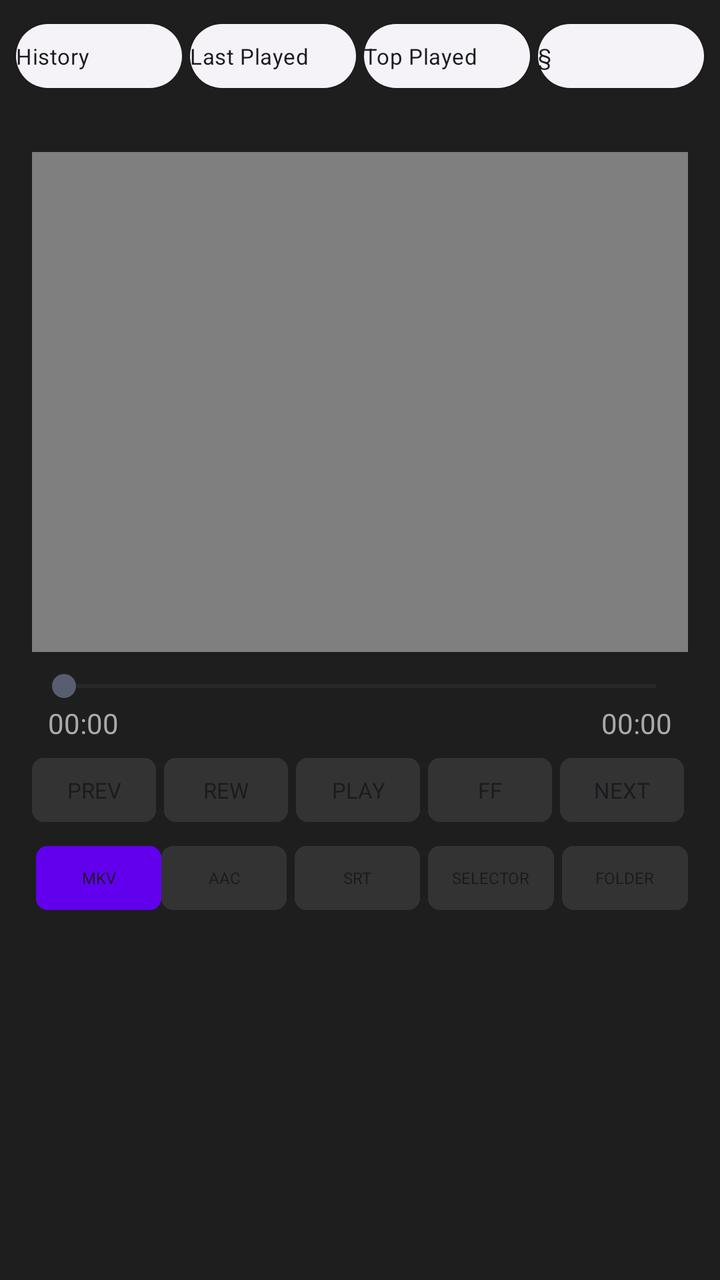
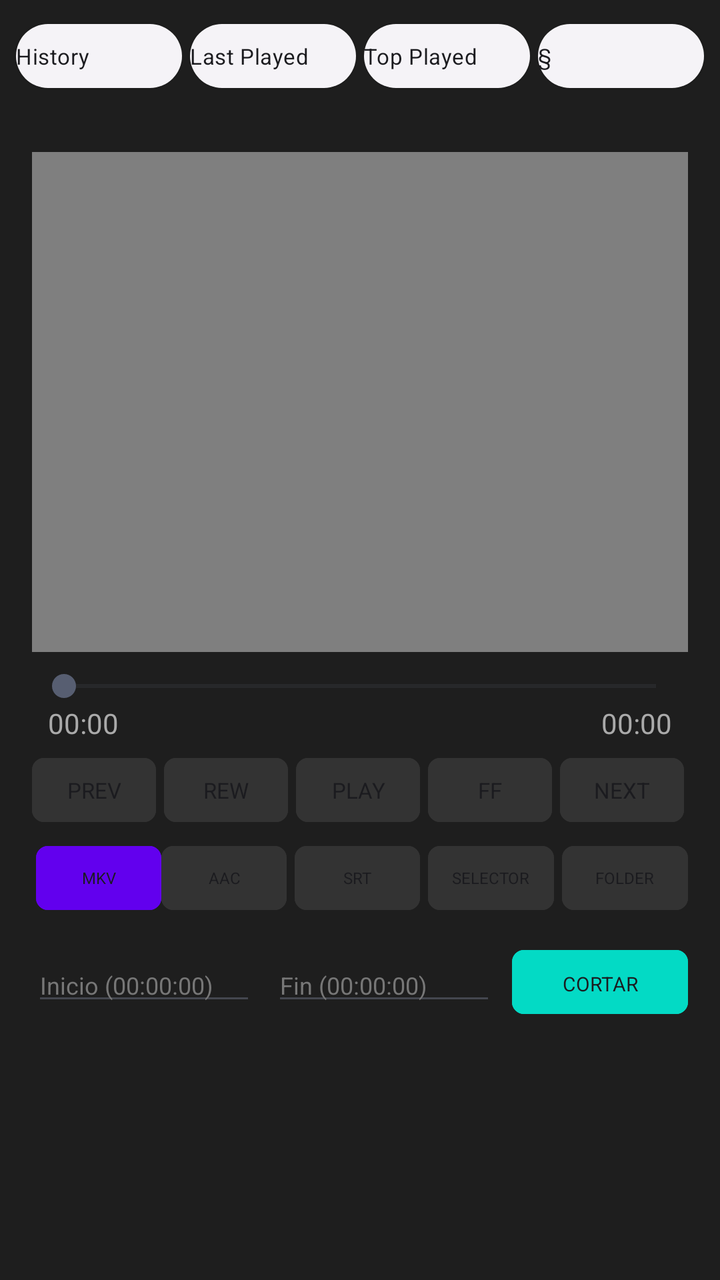

The first picture is an Android layout as it rendered before a commit; the second is the same layout after the commit. The layout source and the unified diff follow.
<!-- AndroidManifest.xml: application theme Theme.RetroMusic.MD3 -->
<!-- res/layout/home_content.xml -->
<?xml version="1.0" encoding="utf-8"?>
<LinearLayout xmlns:android="http://schemas.android.com/apk/res/android"
    android:layout_width="match_parent"
    android:layout_height="match_parent"
    android:orientation="vertical"
    android:background="#1E1E1E"
    android:focusable="true"
    android:focusableInTouchMode="true">

    <include
        android:id="@+id/abs_playlists"
        layout="@layout/abs_playlists" />

    <LinearLayout
        android:layout_width="match_parent"
        android:layout_height="wrap_content"
        android:orientation="vertical"
        android:padding="16dp">

        <FrameLayout
            android:id="@+id/videoContainer"
            android:layout_width="match_parent"
            android:layout_height="250dp"
            android:background="#000000">

            <VideoView
                android:id="@+id/videoPlayer"
                android:layout_width="match_parent"
                android:layout_height="match_parent"
                android:layout_gravity="center" />

            <TextView
                android:id="@+id/tvSubtitleOverlay"
                android:layout_width="match_parent"
                android:layout_height="wrap_content"
                android:layout_gravity="bottom|center_horizontal"
                android:gravity="center"
                android:padding="16dp"
                android:textColor="#FFFFFF"
                android:textSize="18sp" />
        </FrameLayout>

        <SeekBar
            android:id="@+id/videoSeekBar"
            android:layout_width="match_parent"
            android:layout_height="wrap_content"
            android:layout_marginTop="8dp" />

        <LinearLayout
            android:layout_width="match_parent"
            android:layout_height="wrap_content"
            android:orientation="horizontal"
            android:paddingHorizontal="8dp">
            <TextView android:id="@+id/tvCurrentTime" android:layout_width="wrap_content" android:layout_height="wrap_content" android:text="00:00" android:textColor="#AAAAAA" />
            <Space android:layout_width="0dp" android:layout_height="wrap_content" android:layout_weight="1" />
            <TextView android:id="@+id/tvTotalTime" android:layout_width="wrap_content" android:layout_height="wrap_content" android:text="00:00" android:textColor="#AAAAAA" />
        </LinearLayout>

       <LinearLayout
    android:layout_width="match_parent"
    android:layout_height="wrap_content"
    android:orientation="horizontal"
    android:weightSum="5"
    android:layout_marginTop="4dp"> <Button android:id="@+id/btnPrevVideo" android:layout_width="0dp" android:layout_height="40dp" android:layout_weight="1" android:layout_marginEnd="2dp" android:backgroundTint="#333333" android:text="PREV" android:textSize="11sp" android:padding="0dp" />
    <Button android:id="@+id/btnRewindTime" android:layout_width="0dp" android:layout_height="40dp" android:layout_weight="1" android:layout_marginHorizontal="2dp" android:backgroundTint="#333333" android:text="REW" android:textSize="11sp" android:padding="0dp" />
    <Button android:id="@+id/btnPlayPause" android:layout_width="0dp" android:layout_height="40dp" android:layout_weight="1" android:layout_marginHorizontal="2dp" android:backgroundTint="#333333" android:text="PLAY" android:textSize="11sp" android:padding="0dp" />
    <Button android:id="@+id/btnForwardTime" android:layout_width="0dp" android:layout_height="40dp" android:layout_weight="1" android:layout_marginHorizontal="2dp" android:backgroundTint="#333333" android:text="FF" android:textSize="11sp" android:padding="0dp" />
    <Button android:id="@+id/btnNextVideo" android:layout_width="0dp" android:layout_height="40dp" android:layout_weight="1" android:layout_marginHorizontal="2dp" android:backgroundTint="#333333" android:text="NEXT" android:textSize="11sp" android:padding="0dp" />
</LinearLayout>

<LinearLayout
    android:layout_width="match_parent"
    android:layout_height="wrap_content"
    android:orientation="horizontal"
    android:weightSum="5"
    android:layout_marginTop="4dp"> <Button android:id="@+id/btnMixVideo" android:layout_width="0dp" android:layout_height="40dp" android:layout_weight="1" android:layout_marginStart="2dp" android:backgroundTint="#6200EE" android:text="MKV" android:textSize="8sp" android:padding="0dp" />
    <Button android:id="@+id/btnFullscreen" android:layout_width="0dp" android:layout_height="40dp" android:layout_weight="1" android:layout_marginEnd="2dp" android:backgroundTint="#333333" android:text="AAC" android:textSize="8sp" android:padding="0dp" />
    <Button android:id="@+id/btnLoadSubtitles" android:layout_width="0dp" android:layout_height="40dp" android:layout_weight="1" android:layout_marginHorizontal="2dp" android:backgroundTint="#333333" android:text="SRT" android:textSize="8sp" android:padding="0dp" />
    <Button android:id="@+id/btnOpenFile" android:layout_width="0dp" android:layout_height="40dp" android:layout_weight="1" android:layout_marginHorizontal="2dp" android:backgroundTint="#333333" android:text="SELECTOR" android:textSize="8sp" android:padding="0dp" />
    <Button android:id="@+id/btnChooseFolder" android:layout_width="0dp" android:layout_height="40dp" android:layout_weight="1" android:layout_marginStart="2dp" android:backgroundTint="#333333" android:text="FOLDER" android:textSize="8sp" android:padding="0dp" />
</LinearLayout>


        <androidx.recyclerview.widget.RecyclerView
            android:id="@+id/rvDownloads"
            android:layout_width="match_parent"
            android:layout_height="wrap_content"
            android:layout_marginTop="16dp"
            android:paddingBottom="20dp"
            android:scrollbars="vertical" />
            
    </LinearLayout>
</LinearLayout>
<!-- res/layout/abs_playlists.xml (included above) -->
<?xml version="1.0" encoding="utf-8"?>
<androidx.constraintlayout.widget.ConstraintLayout xmlns:android="http://schemas.android.com/apk/res/android"
    xmlns:app="http://schemas.android.com/apk/res-auto"
    android:layout_width="match_parent"
    android:layout_height="wrap_content"
    android:paddingBottom="12dp">

    <com.google.android.material.button.MaterialButton
        android:id="@+id/history"
        style="@style/HomeActionButton"
        android:layout_width="0dp"
        android:layout_height="40dp"
        android:layout_marginStart="8dp"
        android:layout_marginTop="8dp"
        android:layout_marginEnd="4dp"
        android:text="History"
        android:textSize="11sp"
        android:padding="0dp"
        app:iconPadding="0dp"
        app:layout_constraintEnd_toStartOf="@+id/lastAdded"
        app:layout_constraintHorizontal_weight="1"
        app:layout_constraintStart_toStartOf="parent"
        app:layout_constraintTop_toTopOf="parent" />

    <com.google.android.material.button.MaterialButton
        android:id="@+id/lastAdded"
        style="@style/HomeActionButton"
        android:layout_width="0dp"
        android:layout_height="40dp"
        android:layout_marginTop="8dp"
        android:layout_marginEnd="4dp"
        android:text="Last Played"
        android:textSize="11sp"
        android:padding="0dp"
        app:iconPadding="0dp"
        app:layout_constraintEnd_toStartOf="@+id/topPlayed"
        app:layout_constraintHorizontal_weight="1"
        app:layout_constraintStart_toEndOf="@+id/history"
        app:layout_constraintTop_toTopOf="parent" />

    <com.google.android.material.button.MaterialButton
        android:id="@+id/topPlayed"
        style="@style/HomeActionButton"
        android:layout_width="0dp"
        android:layout_height="40dp"
        android:layout_marginTop="8dp"
        android:layout_marginEnd="4dp"
        android:text="Top Played"
        android:textSize="11sp"
        android:padding="0dp"
        app:iconPadding="0dp"
        app:layout_constraintEnd_toStartOf="@+id/actionShuffle"
        app:layout_constraintHorizontal_weight="1"
        app:layout_constraintStart_toEndOf="@+id/lastAdded"
        app:layout_constraintTop_toTopOf="parent" />

    <com.google.android.material.button.MaterialButton
        android:id="@+id/actionShuffle"
        style="@style/HomeActionButton"
        android:layout_width="0dp"
        android:layout_height="40dp"
        android:layout_marginTop="8dp"
        android:layout_marginEnd="8dp"
        android:text="§"
        android:textSize="11sp"
        android:padding="0dp"
        app:iconPadding="0dp"
        app:layout_constraintEnd_toEndOf="parent"
        app:layout_constraintHorizontal_weight="1"
        app:layout_constraintStart_toEndOf="@+id/topPlayed"
        app:layout_constraintTop_toTopOf="parent" />

</androidx.constraintlayout.widget.ConstraintLayout>
<!-- resources referenced by this layout -->
<resources>
  <style name="HomeActionButton" parent="Widget.Material3.Button.ElevatedButton.Icon">
          <item name="android:paddingTop">16dp</item>
          <item name="android:paddingBottom">16dp</item>
          <item name="android:textColor">?attr/colorOnSurface</item>
          <item name="shapeAppearanceOverlay">
              @style/ShapeAppearanceOverlay.Material3.FloatingActionButton
          </item>
          <item name="iconPadding">16dp</item>
          <item name="iconGravity">start</item>
          <item name="android:gravity">start|center_vertical</item>
          <item name="android:textAppearance">@style/TextViewBody2</item>
      </style>
  <style name="Theme.RetroMusic.MD3" parent="@style/Theme.Material3.DayNight.NoActionBar">
          <item name="roundSelector">@drawable/round_selector</item>
          <item name="rectSelector">@drawable/rect_selector</item>
          <item name="materialCardViewStyle">@style/Widget.Material3.CardView.Elevated</item>
          <item name="materialButtonStyle">@style/MaterialButtonTheme</item>
          
          <item name="preferenceTheme">@style/PreferenceThemeOverlay.v14.Material</item>
          <item name="android:textColorAlertDialogListItem">@android:color/white</item>
          
          <item name="android:textColorPrimary">@android:color/white</item>
          <item name="textColorPrimary">@android:color/white</item>
          <item name="android:textColorPrimaryInverse">@android:color/white</item>
  
          <item name="android:textColorSecondary">#B3FFFFFF</item>
          <item name="textColorSecondary">#B3FFFFFF</item>
  
          <item name="colorOnSurface">@android:color/white</item>
          <item name="colorOnSurfaceVariant">#B3FFFFFF</item>
      </style>
  <style name="TextViewBody2" parent="TextAppearance.MaterialComponents.Body2" />
  <!-- drawable round_selector (drawable) -->
  <ripple xmlns:android="http://schemas.android.com/apk/res/android"
      android:color="?android:attr/colorControlHighlight">
  
      <item
          android:id="@android:id/mask"
          android:drawable="@drawable/round_selector_mask" />
  
  </ripple>
  <!-- drawable rect_selector (drawable) -->
  <?xml version="1.0" encoding="utf-8"?>
  <ripple xmlns:android="http://schemas.android.com/apk/res/android"
      android:color="?android:attr/colorControlHighlight">
  
      <item android:id="@android:id/mask">
          <shape>
              <corners android:radius="@dimen/m3_card_corner_radius" />
              <solid android:color="@color/md_green_500" />
          </shape>
      </item>
      <item>
          <selector>
              <item android:state_activated="true">
                  <shape>
                      <corners android:radius="@dimen/m3_card_corner_radius" />
                      <solid android:color="?android:attr/colorControlHighlight" />
                  </shape>
              </item>
          </selector>
      </item>
  </ripple>
  <style name="MaterialButtonTheme" parent="Widget.Material3.Button">
          <item name="cornerRadius">6dp</item>
          <item name="iconGravity">textStart</item>
          <item name="iconTint">?attr/colorControlNormal</item>
          <item name="android:textColor">?android:attr/textColorPrimary</item>
          <item name="android:textAppearance">@style/TextViewNormal</item>
          <item name="android:textAllCaps">false</item>
          <item name="android:paddingTop">@dimen/button_padding_vertical</item>
          <item name="android:paddingBottom">@dimen/button_padding_vertical</item>
      </style>
  <!-- drawable round_selector_mask (drawable) -->
  <?xml version="1.0" encoding="utf-8"?>
  <shape xmlns:android="http://schemas.android.com/apk/res/android"
      android:shape="oval">
      <solid android:color="@android:color/white" />
  </shape>
  <dimen name="m3_card_corner_radius">16dp</dimen>
  <color name="md_green_500">#4CAF50</color>
  <style name="TextViewNormal" parent="">
          <item name="android:textSize">14sp</item>
      </style>
  <dimen name="button_padding_vertical">10dp</dimen>
</resources>

<!-- the commit's change to res/layout/home_content.xml (unified diff, before → after) -->
@@ -56,30 +56,71 @@
             <TextView android:id="@+id/tvTotalTime" android:layout_width="wrap_content" android:layout_height="wrap_content" android:text="00:00" android:textColor="#AAAAAA" />
         </LinearLayout>
 
-       <LinearLayout
-    android:layout_width="match_parent"
-    android:layout_height="wrap_content"
-    android:orientation="horizontal"
-    android:weightSum="5"
-    android:layout_marginTop="4dp"> <Button android:id="@+id/btnPrevVideo" android:layout_width="0dp" android:layout_height="40dp" android:layout_weight="1" android:layout_marginEnd="2dp" android:backgroundTint="#333333" android:text="PREV" android:textSize="11sp" android:padding="0dp" />
-    <Button android:id="@+id/btnRewindTime" android:layout_width="0dp" android:layout_height="40dp" android:layout_weight="1" android:layout_marginHorizontal="2dp" android:backgroundTint="#333333" android:text="REW" android:textSize="11sp" android:padding="0dp" />
-    <Button android:id="@+id/btnPlayPause" android:layout_width="0dp" android:layout_height="40dp" android:layout_weight="1" android:layout_marginHorizontal="2dp" android:backgroundTint="#333333" android:text="PLAY" android:textSize="11sp" android:padding="0dp" />
-    <Button android:id="@+id/btnForwardTime" android:layout_width="0dp" android:layout_height="40dp" android:layout_weight="1" android:layout_marginHorizontal="2dp" android:backgroundTint="#333333" android:text="FF" android:textSize="11sp" android:padding="0dp" />
-    <Button android:id="@+id/btnNextVideo" android:layout_width="0dp" android:layout_height="40dp" android:layout_weight="1" android:layout_marginHorizontal="2dp" android:backgroundTint="#333333" android:text="NEXT" android:textSize="11sp" android:padding="0dp" />
-</LinearLayout>
-
-<LinearLayout
-    android:layout_width="match_parent"
-    android:layout_height="wrap_content"
-    android:orientation="horizontal"
-    android:weightSum="5"
-    android:layout_marginTop="4dp"> <Button android:id="@+id/btnMixVideo" android:layout_width="0dp" android:layout_height="40dp" android:layout_weight="1" android:layout_marginStart="2dp" android:backgroundTint="#6200EE" android:text="MKV" android:textSize="8sp" android:padding="0dp" />
-    <Button android:id="@+id/btnFullscreen" android:layout_width="0dp" android:layout_height="40dp" android:layout_weight="1" android:layout_marginEnd="2dp" android:backgroundTint="#333333" android:text="AAC" android:textSize="8sp" android:padding="0dp" />
-    <Button android:id="@+id/btnLoadSubtitles" android:layout_width="0dp" android:layout_height="40dp" android:layout_weight="1" android:layout_marginHorizontal="2dp" android:backgroundTint="#333333" android:text="SRT" android:textSize="8sp" android:padding="0dp" />
-    <Button android:id="@+id/btnOpenFile" android:layout_width="0dp" android:layout_height="40dp" android:layout_weight="1" android:layout_marginHorizontal="2dp" android:backgroundTint="#333333" android:text="SELECTOR" android:textSize="8sp" android:padding="0dp" />
-    <Button android:id="@+id/btnChooseFolder" android:layout_width="0dp" android:layout_height="40dp" android:layout_weight="1" android:layout_marginStart="2dp" android:backgroundTint="#333333" android:text="FOLDER" android:textSize="8sp" android:padding="0dp" />
-</LinearLayout>
-
+        <LinearLayout
+            android:layout_width="match_parent"
+            android:layout_height="wrap_content"
+            android:orientation="horizontal"
+            android:weightSum="5"
+            android:layout_marginTop="4dp"> 
+            <Button android:id="@+id/btnPrevVideo" android:layout_width="0dp" android:layout_height="40dp" android:layout_weight="1" android:layout_marginEnd="2dp" android:backgroundTint="#333333" android:text="PREV" android:textSize="11sp" android:padding="0dp" />
+            <Button android:id="@+id/btnRewindTime" android:layout_width="0dp" android:layout_height="40dp" android:layout_weight="1" android:layout_marginHorizontal="2dp" android:backgroundTint="#333333" android:text="REW" android:textSize="11sp" android:padding="0dp" />
+            <Button android:id="@+id/btnPlayPause" android:layout_width="0dp" android:layout_height="40dp" android:layout_weight="1" android:layout_marginHorizontal="2dp" android:backgroundTint="#333333" android:text="PLAY" android:textSize="11sp" android:padding="0dp" />
+            <Button android:id="@+id/btnForwardTime" android:layout_width="0dp" android:layout_height="40dp" android:layout_weight="1" android:layout_marginHorizontal="2dp" android:backgroundTint="#333333" android:text="FF" android:textSize="11sp" android:padding="0dp" />
+            <Button android:id="@+id/btnNextVideo" android:layout_width="0dp" android:layout_height="40dp" android:layout_weight="1" android:layout_marginHorizontal="2dp" android:backgroundTint="#333333" android:text="NEXT" android:textSize="11sp" android:padding="0dp" />
+        </LinearLayout>
+
+        <LinearLayout
+            android:layout_width="match_parent"
+            android:layout_height="wrap_content"
+            android:orientation="horizontal"
+            android:weightSum="5"
+            android:layout_marginTop="4dp"> 
+            <Button android:id="@+id/btnMixVideo" android:layout_width="0dp" android:layout_height="40dp" android:layout_weight="1" android:layout_marginStart="2dp" android:backgroundTint="#6200EE" android:text="MKV" android:textSize="8sp" android:padding="0dp" />
+            <Button android:id="@+id/btnFullscreen" android:layout_width="0dp" android:layout_height="40dp" android:layout_weight="1" android:layout_marginEnd="2dp" android:backgroundTint="#333333" android:text="AAC" android:textSize="8sp" android:padding="0dp" />
+            <Button android:id="@+id/btnLoadSubtitles" android:layout_width="0dp" android:layout_height="40dp" android:layout_weight="1" android:layout_marginHorizontal="2dp" android:backgroundTint="#333333" android:text="SRT" android:textSize="8sp" android:padding="0dp" />
+            <Button android:id="@+id/btnOpenFile" android:layout_width="0dp" android:layout_height="40dp" android:layout_weight="1" android:layout_marginHorizontal="2dp" android:backgroundTint="#333333" android:text="SELECTOR" android:textSize="8sp" android:padding="0dp" />
+            <Button android:id="@+id/btnChooseFolder" android:layout_width="0dp" android:layout_height="40dp" android:layout_weight="1" android:layout_marginStart="2dp" android:backgroundTint="#333333" android:text="FOLDER" android:textSize="8sp" android:padding="0dp" />
+        </LinearLayout>
+
+        <LinearLayout
+            android:layout_width="match_parent"
+            android:layout_height="wrap_content"
+            android:orientation="horizontal"
+            android:layout_marginTop="12dp"
+            android:gravity="center_vertical">
+
+            <EditText
+                android:id="@+id/etStartTime"
+                android:layout_width="0dp"
+                android:layout_height="wrap_content"
+                android:layout_weight="1"
+                android:hint="Inicio (00:00:00)"
+                android:textColor="#FFFFFF"
+                android:textColorHint="#777777"
+                android:textSize="12sp"
+                android:inputType="text" />
+
+            <EditText
+                android:id="@+id/etEndTime"
+                android:layout_width="0dp"
+                android:layout_height="wrap_content"
+                android:layout_weight="1"
+                android:layout_marginStart="8dp"
+                android:hint="Fin (00:00:00)"
+                android:textColor="#FFFFFF"
+                android:textColorHint="#777777"
+                android:textSize="12sp"
+                android:inputType="text" />
+
+            <Button
+                android:id="@+id/btnSplit"
+                android:layout_width="wrap_content"
+                android:layout_height="40dp"
+                android:layout_marginStart="8dp"
+                android:backgroundTint="#03DAC5"
+                android:text="CORTAR"
+                android:textSize="10sp" />
+        </LinearLayout>
 
         <androidx.recyclerview.widget.RecyclerView
             android:id="@+id/rvDownloads"
